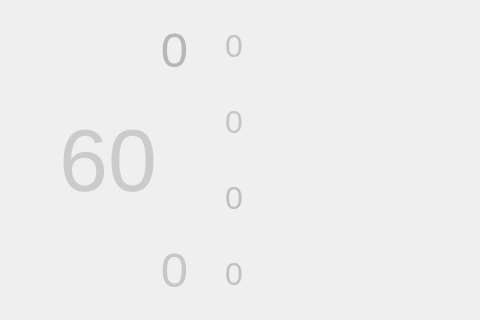
maoyutao/GwentGame, file mainwindow.ui: the form before one commit; both pictures show x 0 to 480 and y 168 to 488 of the 1010 by 661 pixel window.
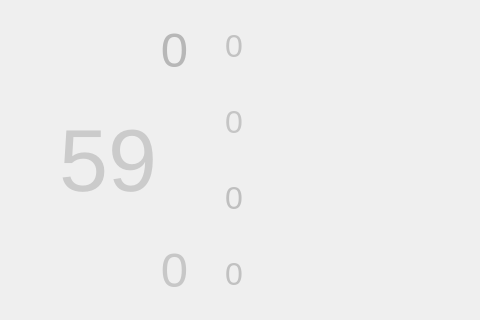
The form after the commit. The open tabs and pages were chosen to show the change. Icons and pictures are not drawn. Custom widgets are drawn as their Qt base class.

Diff of the .ui file:
```diff
--- a/mainwindow.ui
+++ b/mainwindow.ui
@@ -1427,7 +1427,7 @@
                      <string notr="true">border-image:url(:/new/prefix1/resource/o_round_circle.png)</string>
                     </property>
                     <property name="text">
-                     <string>60</string>
+                     <string>59</string>
                     </property>
                     <property name="alignment">
                      <set>Qt::AlignCenter</set>
```
